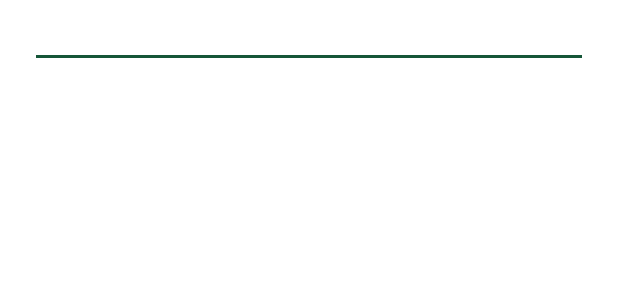
After one commit to isaacy2012/IDScanner-Legacy, an Android app: the layout manual_input.xml on its own in the app's theme, with its tools: preview values and no code run, on a phone screen of 412 x 824 dp. The commit adds this screen. Shown: the top 300 px of the screen. Run offline under Robolectric (Android 15) with nearby library versions, the phone set to English and light mode, and no system bars.

Commit message:
Add items manually with Alert Dialog

```diff
--- /dev/null
+++ b/app/src/main/res/layout/manual_input.xml
@@ -0,0 +1,20 @@
+<?xml version="1.0" encoding="utf-8"?>
+<LinearLayout xmlns:android="http://schemas.android.com/apk/res/android"
+        android:layout_width="match_parent"
+        android:layout_height="match_parent"
+        android:orientation="vertical">
+
+
+    <EditText
+            android:layout_width="match_parent"
+            android:layout_height="wrap_content"
+            android:ems="10"
+            android:id="@+id/editText"
+            android:layout_weight="0"
+            android:layout_marginLeft="20dp"
+            android:layout_marginRight="20dp"
+            android:layout_marginEnd="20dp"
+            android:inputType="number|none"
+            android:layout_marginStart="20dp" />
+
+</LinearLayout>
--- a/app/src/main/res/menu/menu_main.xml
+++ b/app/src/main/res/menu/menu_main.xml
@@ -2,6 +2,11 @@
     xmlns:app="http://schemas.android.com/apk/res-auto"
     xmlns:tools="http://schemas.android.com/tools"
     tools:context="com.example.idscanner.MainActivity">
+    <item
+        android:id="@+id/action_add_manually"
+        android:title="@string/action_add_manually"
+        android:orderInCategory="100"
+        app:showAsAction="never" />
     <item
         android:id="@+id/action_send"
         android:title="@string/action_send"
--- a/app/src/main/res/values/strings.xml
+++ b/app/src/main/res/values/strings.xml
@@ -14,4 +14,5 @@
     <string name="warning_no_sp">Couldn\'t find SharedPreferences. Do not close the app, or all data will be lost!</string>
     <string name="action_send">Send Email</string>
     <string name="action_clear">Clear Data</string>
+    <string name="action_add_manually">Add Manually</string>
 </resources>
```
Also changed, not shown: app/src/main/java/com/comp103/idscanner/activities/MainActivity.kt (+71 -16 lines), app/src/main/java/com/comp103/idscanner/factories/TextWatcherFactory.kt (added, +30 -0 lines).
